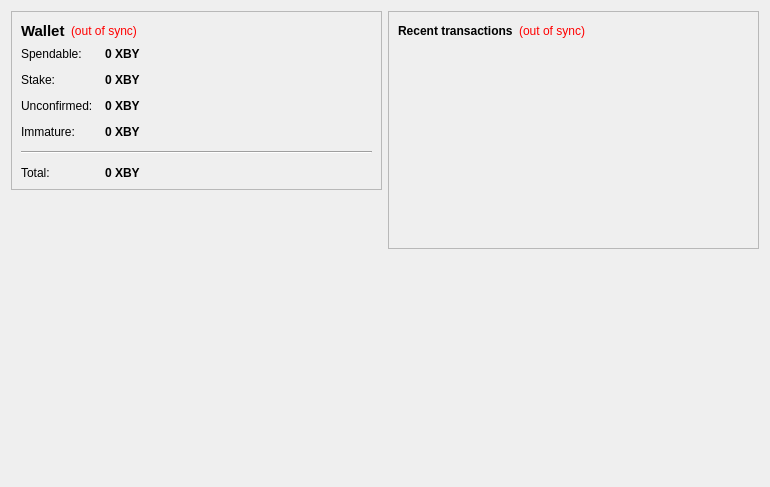
Before: the Qt Designer form src/qt/forms/overviewpage.ui in XTRABYTES/XTRABYTES, drawn with Qt 5.
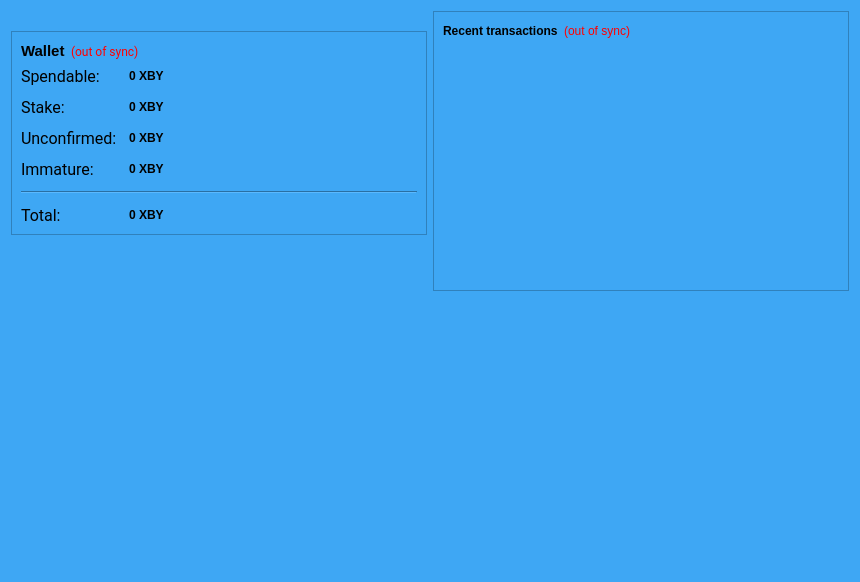
After: the same form once the commit is applied. Icons and pictures are not drawn.

```diff
--- a/src/qt/forms/overviewpage.ui
+++ b/src/qt/forms/overviewpage.ui
@@ -6,16 +6,38 @@
    <rect>
     <x>0</x>
     <y>0</y>
-    <width>770</width>
-    <height>487</height>
+    <width>860</width>
+    <height>582</height>
    </rect>
   </property>
   <property name="windowTitle">
    <string>Form</string>
   </property>
+  <property name="styleSheet">
+   <string notr="true">background-color: rgb(62, 167, 244);</string>
+  </property>
   <layout class="QHBoxLayout" name="horizontalLayout" stretch="1,1">
    <item>
     <layout class="QVBoxLayout" name="verticalLayout_2">
+     <item>
+      <widget class="QLabel" name="label_2">
+       <property name="autoFillBackground">
+        <bool>false</bool>
+       </property>
+       <property name="text">
+        <string/>
+       </property>
+       <property name="pixmap">
+        <pixmap resource="../xtrabytes.qrc">:/icons/coinbg</pixmap>
+       </property>
+       <property name="scaledContents">
+        <bool>false</bool>
+       </property>
+       <property name="margin">
+        <number>0</number>
+       </property>
+      </widget>
+     </item>
      <item>
       <widget class="QFrame" name="frame">
        <property name="frameShape">
@@ -43,6 +65,11 @@
           </item>
           <item>
            <widget class="QLabel" name="labelWalletStatus">
+            <property name="font">
+             <font>
+              <family>Roboto</family>
+             </font>
+            </property>
             <property name="toolTip">
              <string>The displayed information may be out of date. Your wallet automatically synchronizes with the xtrabytes network after a connection is established, but this process has not completed yet.</string>
             </property>
@@ -85,6 +112,12 @@
           </property>
           <item row="0" column="0">
            <widget class="QLabel" name="label">
+            <property name="font">
+             <font>
+              <family>Roboto</family>
+              <pointsize>12</pointsize>
+             </font>
+            </property>
             <property name="text">
              <string>Spendable:</string>
             </property>
@@ -114,6 +147,12 @@
           </item>
           <item row="1" column="0">
            <widget class="QLabel" name="label_6">
+            <property name="font">
+             <font>
+              <family>Roboto</family>
+              <pointsize>12</pointsize>
+             </font>
+            </property>
             <property name="text">
              <string>Stake:</string>
             </property>
@@ -143,6 +182,12 @@
           </item>
           <item row="2" column="0">
            <widget class="QLabel" name="label_3">
+            <property name="font">
+             <font>
+              <family>Roboto</family>
+              <pointsize>12</pointsize>
+             </font>
+            </property>
             <property name="text">
              <string>Unconfirmed:</string>
             </property>
@@ -172,6 +217,12 @@
           </item>
           <item row="3" column="0">
            <widget class="QLabel" name="labelImmatureText">
+            <property name="font">
+             <font>
+              <family>Roboto</family>
+              <pointsize>12</pointsize>
+             </font>
+            </property>
             <property name="text">
              <string>Immature:</string>
             </property>
@@ -205,6 +256,12 @@
           </item>
           <item row="5" column="0">
            <widget class="QLabel" name="labelTotalText">
+            <property name="font">
+             <font>
+              <family>Roboto</family>
+              <pointsize>12</pointsize>
+             </font>
+            </property>
             <property name="text">
              <string>Total:</string>
             </property>
@@ -250,25 +307,6 @@
        </property>
       </spacer>
      </item>
-     <item>
-      <widget class="QLabel" name="label_2">
-       <property name="autoFillBackground">
-        <bool>true</bool>
-       </property>
-       <property name="text">
-        <string/>
-       </property>
-       <property name="pixmap">
-        <pixmap resource="../xtrabytes.qrc">:/icons/coinbg</pixmap>
-       </property>
-       <property name="scaledContents">
-        <bool>false</bool>
-       </property>
-       <property name="margin">
-        <number>0</number>
-       </property>
-      </widget>
-     </item>
     </layout>
    </item>
    <item>
```
Left out of the diff: 4 changed lines with no effect on the pictures.
